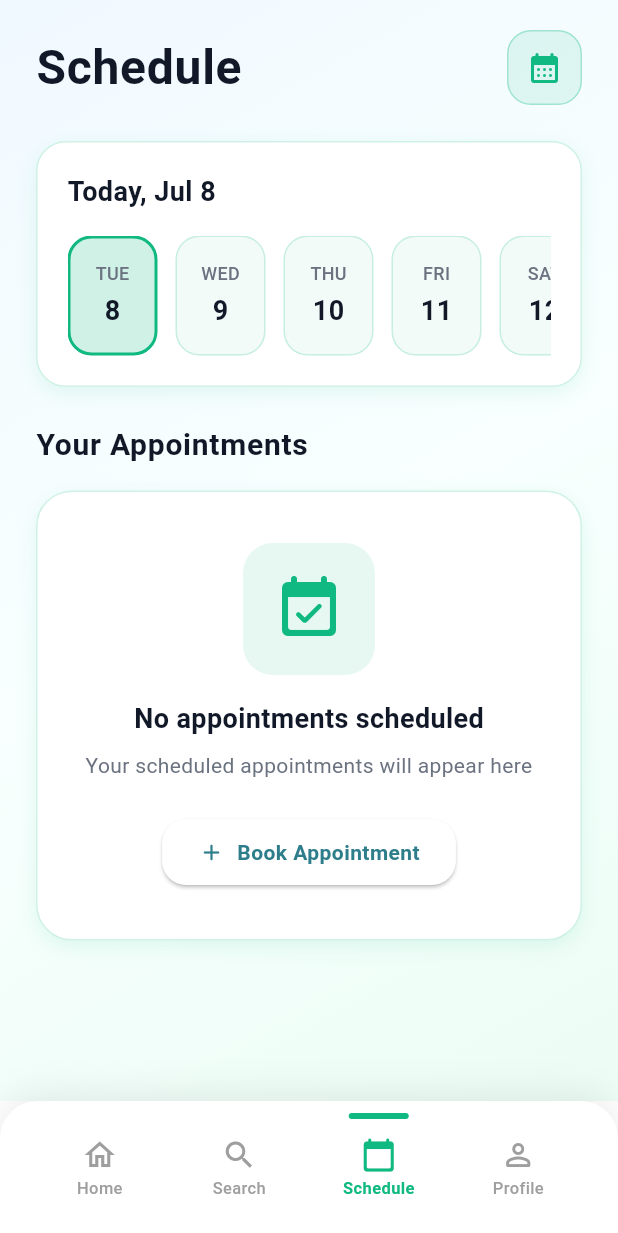
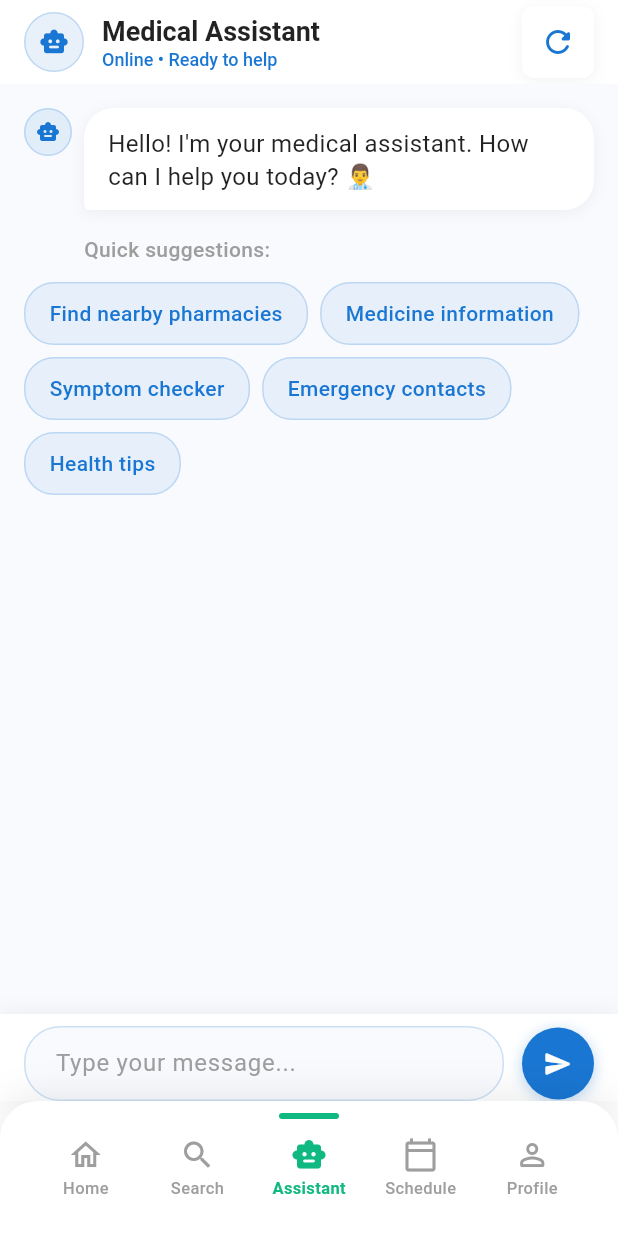
Before and after one commit to AnupamSingh2004/Prep, a Flutter app: the MainLayoutController screen opened directly, item 3 of the bottom bar chosen, on a phone screen of 412 x 824 dp. Shown: the top 1233 px of the screen. Run offline on Flutter 3.47's test engine with Material 3 defaults, Android fonts, the phone set to English and light mode, and no system bars; our stand-ins replace flutter_dotenv, flutter_secure_storage, google_sign_in, image_picker; accounts and stored records are empty; network calls fail.

Commit message:
chatbot Screen

```diff
--- /dev/null
+++ b/frontend/lib/screens/chatbot_screen.dart
@@ -0,0 +1,556 @@
+import 'package:flutter/material.dart';
+
+class ChatbotScreen extends StatefulWidget {
+  const ChatbotScreen({super.key});
+
+  @override
+  State<ChatbotScreen> createState() => _ChatbotScreenState();
+}
+
+class _ChatbotScreenState extends State<ChatbotScreen> with TickerProviderStateMixin {
+  final TextEditingController _messageController = TextEditingController();
+  final ScrollController _scrollController = ScrollController();
+  List<ChatMessage> messages = [];
+  bool _isTyping = false;
+  late AnimationController _typingAnimationController;
+
+  @override
+  void initState() {
+    super.initState();
+    _typingAnimationController = AnimationController(
+      duration: const Duration(milliseconds: 1500),
+      vsync: this,
+    )..repeat();
+
+    // Add welcome message
+    _addBotMessage("Hello! I'm your medical assistant. How can I help you today? 👨‍⚕️");
+    _addQuickReplies();
+  }
+
+  @override
+  void dispose() {
+    _messageController.dispose();
+    _scrollController.dispose();
+    _typingAnimationController.dispose();
+    super.dispose();
+  }
+
+  void _addQuickReplies() {
+    setState(() {
+      messages.add(ChatMessage(
+        text: "",
+        isUser: false,
+        timestamp: DateTime.now(),
+        isQuickReplies: true,
+        quickReplies: [
+          "Find nearby pharmacies",
+          "Medicine information",
+          "Symptom checker",
+          "Emergency contacts",
+          "Health tips",
+        ],
+      ));
+    });
+  }
+
+  void _addBotMessage(String text) {
+    setState(() {
+      messages.add(ChatMessage(
+        text: text,
+        isUser: false,
+        timestamp: DateTime.now(),
+      ));
+    });
+    _scrollToBottom();
+  }
+
+  void _addUserMessage(String text) {
+    setState(() {
+      messages.add(ChatMessage(
+        text: text,
+        isUser: true,
+        timestamp: DateTime.now(),
+      ));
+    });
+    _scrollToBottom();
+  }
+
+  void _scrollToBottom() {
+    WidgetsBinding.instance.addPostFrameCallback((_) {
+      if (_scrollController.hasClients) {
+        _scrollController.animateTo(
+          _scrollController.position.maxScrollExtent,
+          duration: const Duration(milliseconds: 300),
+          curve: Curves.easeOut,
+        );
+      }
+    });
+  }
+
+  void _sendMessage() {
+    final text = _messageController.text.trim();
+    if (text.isEmpty) return;
+
+    _addUserMessage(text);
+    _messageController.clear();
+
+    // Show typing indicator
+    setState(() {
+      _isTyping = true;
+    });
+
+    // Simulate bot response
+    Future.delayed(const Duration(milliseconds: 1500), () {
+      setState(() {
+        _isTyping = false;
+      });
+      _getBotResponse(text);
+    });
+  }
+
+  void _handleQuickReply(String reply) {
+    _addUserMessage(reply);
+
+    setState(() {
+      _isTyping = true;
+    });
+
+    Future.delayed(const Duration(milliseconds: 1000), () {
+      setState(() {
+        _isTyping = false;
+      });
+      _getBotResponse(reply);
+    });
+  }
+
+  void _getBotResponse(String userMessage) {
+    String response = "";
+
+    final message = userMessage.toLowerCase();
+
+    if (message.contains("pharmacy") || message.contains("find nearby")) {
+      response = "🏥 I found several pharmacies near you:\n\n1. MedPlus Pharmacy - 0.5 km\n2. Apollo Pharmacy - 1.2 km\n3. Guardian Healthcare - 1.8 km\n\nWould you like directions to any of these?";
+    } else if (message.contains("medicine") || message.contains("drug")) {
+      response = "💊 I can help you with medicine information. Please tell me:\n\n• Medicine name\n• Dosage information\n• Side effects\n• Drug interactions\n\nWhat would you like to know?";
+    } else if (message.contains("symptom") || message.contains("pain") || message.contains("fever")) {
+      response = "🩺 I understand you're experiencing symptoms. While I can provide general guidance, please remember:\n\n⚠️ For serious symptoms, consult a doctor immediately\n\nCan you describe your symptoms in more detail?";
+    } else if (message.contains("emergency")) {
+      response = "🚨 Emergency Contacts:\n\n• Ambulance: 108\n• National Emergency: 112\n• Poison Control: 1066\n\nFor immediate medical emergency, call 108 or visit the nearest hospital.";
+    } else if (message.contains("health tips") || message.contains("tips")) {
+      response = "💡 Here are some daily health tips:\n\n• Drink 8-10 glasses of water daily\n• Exercise for 30 minutes\n• Eat 5 servings of fruits & vegetables\n• Get 7-8 hours of sleep\n• Practice stress management\n\nWould you like specific tips for any health condition?";
+    } else if (message.contains("appointment") || message.contains("doctor")) {
+      response = "👨‍⚕️ I can help you find doctors and book appointments:\n\n• Search by specialty\n• View doctor profiles\n• Check availability\n• Book appointments\n\nWhat type of doctor are you looking for?";
+    } else {
+      response = "I'm here to help with your health-related questions! I can assist with:\n\n• Finding pharmacies & doctors\n• Medicine information\n• Health tips\n• Emergency contacts\n• Symptom guidance\n\nWhat would you like to know more about?";
+    }
+
+    _addBotMessage(response);
+  }
+
+  @override
+  Widget build(BuildContext context) {
+    return Scaffold(
+      backgroundColor: Colors.white,
+      appBar: AppBar(
+        title: Row(
+          children: [
+            Container(
+              width: 40,
+              height: 40,
+              decoration: BoxDecoration(
+                color: const Color(0xFF1976D2).withValues(alpha: 0.1),
+                borderRadius: BorderRadius.circular(20),
+                border: Border.all(
+                  color: const Color(0xFF1976D2).withValues(alpha: 0.2),
+                ),
+              ),
+              child: const Icon(
+                Icons.smart_toy_rounded,
+                color: Color(0xFF1976D2),
+                size: 20,
+              ),
+            ),
+            const SizedBox(width: 12),
+            const Expanded(
+              child: Column(
+                crossAxisAlignment: CrossAxisAlignment.start,
+                children: [
+                  Text(
+                    "Medical Assistant",
+                    style: TextStyle(
+                      fontSize: 18,
+                      fontWeight: FontWeight.w600,
+                      color: Colors.black87,
+                    ),
+                  ),
+                  Text(
+                    "Online • Ready to help",
+                    style: TextStyle(
+                      fontSize: 12,
+                      color: Color(0xFF1976D2),
+                      fontWeight: FontWeight.w500,
+                    ),
+                  ),
+                ],
+              ),
+            ),
+          ],
+        ),
+        backgroundColor: Colors.white,
+        elevation: 0,
+        iconTheme: const IconThemeData(color: Colors.black87),
+        actions: [
+          Container(
+            margin: const EdgeInsets.only(right: 16),
+            decoration: BoxDecoration(
+              color: Colors.white,
+              borderRadius: BorderRadius.circular(8),
+              boxShadow: [
+                BoxShadow(
+                  color: Colors.black.withValues(alpha: 0.05),
+                  blurRadius: 8,
+                  offset: const Offset(0, 2),
+                ),
+              ],
+            ),
+            child: IconButton(
+              onPressed: () {
+                setState(() {
+                  messages.clear();
+                });
+                _addBotMessage("Chat cleared! How can I help you today? 👨‍⚕️");
+                _addQuickReplies();
+              },
+              icon: const Icon(
+                Icons.refresh_rounded,
+                color: Color(0xFF1976D2),
+              ),
+              tooltip: "Clear chat",
+            ),
+          ),
+        ],
+      ),
+      body: Column(
+        children: [
+          // Chat Messages
+          Expanded(
+            child: Container(
+              color: const Color(0xFFF8FAFE),
+              child: ListView.builder(
+                controller: _scrollController,
+                padding: const EdgeInsets.all(16).copyWith(
+                  bottom: 1, // Reduced bottom padding
+                ),
+                itemCount: messages.length + (_isTyping ? 1 : 0),
+                itemBuilder: (context, index) {
+                  if (index == messages.length && _isTyping) {
+                    return _buildTypingIndicator();
+                  }
+
+                  final message = messages[index];
+                  return _buildMessageBubble(message);
+                },
+              ),
+            ),
+          ),
+
+          // Input Area - Fixed positioning with proper spacing
+          Container(
+            padding: const EdgeInsets.fromLTRB(16, 8, 16, 0),
+            decoration: BoxDecoration(
+              color: Colors.white,
+              boxShadow: [
+                BoxShadow(
+                  color: Colors.black.withValues(alpha: 0.05),
+                  blurRadius: 10,
+                  offset: const Offset(0, -2),
+                ),
+              ],
+            ),
+            child: SafeArea(
+              top: false,
+              child: Padding(
+                padding: const EdgeInsets.only(bottom: 0),
+                child: Row(
+                  children: [
+                    Expanded(
+                      child: Container(
+                        decoration: BoxDecoration(
+                          color: const Color(0xFFF8FAFE),
+                          borderRadius: BorderRadius.circular(24),
+                          border: Border.all(
+                            color: const Color(0xFF1976D2).withValues(alpha: 0.2),
+                          ),
+                        ),
+                        child: TextField(
+                          controller: _messageController,
+                          decoration: const InputDecoration(
+                            hintText: "Type your message...",
+                            border: InputBorder.none,
+                            contentPadding: EdgeInsets.symmetric(
+                              horizontal: 20,
+                              vertical: 12,
+                            ),
+                            hintStyle: TextStyle(color: Colors.grey),
+                          ),
+                          maxLines: null,
+                          onSubmitted: (_) => _sendMessage(),
+                        ),
+                      ),
+                    ),
+                    const SizedBox(width: 12),
+                    Container(
+                      width: 48,
+                      height: 48,
+                      decoration: BoxDecoration(
+                        color: const Color(0xFF1976D2),
+                        borderRadius: BorderRadius.circular(24),
+                        boxShadow: [
+                          BoxShadow(
+                            color: const Color(0xFF1976D2).withValues(alpha: 0.3),
+                            blurRadius: 8,
+                            offset: const Offset(0, 2),
+                          ),
+                        ],
+                      ),
+                      child: IconButton(
+                        onPressed: _sendMessage,
+                        icon: const Icon(
+                          Icons.send_rounded,
+                          color: Colors.white,
+                          size: 20,
+                        ),
+                      ),
+                    ),
+                  ],
+                ),
+              ),
+            ),
+          ),
+        ],
+      ),
+    );
+  }
+
+  Widget _buildMessageBubble(ChatMessage message) {
+    if (message.isQuickReplies) {
+      return _buildQuickReplies(message.quickReplies ?? []);
+    }
+
+    return Container(
+      margin: const EdgeInsets.only(bottom: 16),
+      child: Row(
+        mainAxisAlignment: message.isUser
+          ? MainAxisAlignment.end
+          : MainAxisAlignment.start,
+        crossAxisAlignment: CrossAxisAlignment.start,
+        children: [
+          if (!message.isUser) ...[
+            Container(
+              width: 32,
+              height: 32,
+              decoration: BoxDecoration(
+                color: const Color(0xFF1976D2).withValues(alpha: 0.1),
+                borderRadius: BorderRadius.circular(16),
+                border: Border.all(
+                  color: const Color(0xFF1976D2).withValues(alpha: 0.2),
+                ),
+              ),
+              child: const Icon(
+                Icons.smart_toy_rounded,
+                color: Color(0xFF1976D2),
+                size: 16,
+              ),
+            ),
+            const SizedBox(width: 8),
+          ],
+          Flexible(
+            child: Container(
+              padding: const EdgeInsets.symmetric(horizontal: 16, vertical: 12),
+              decoration: BoxDecoration(
+                color: message.isUser
+                  ? const Color(0xFF1976D2)
+                  : Colors.white,
+                borderRadius: BorderRadius.circular(20).copyWith(
+                  bottomLeft: message.isUser ? const Radius.circular(20) : const Radius.circular(4),
+                  bottomRight: message.isUser ? const Radius.circular(4) : const Radius.circular(20),
+                ),
+                boxShadow: [
+                  BoxShadow(
+                    color: Colors.black.withValues(alpha: 0.05),
+                    blurRadius: 8,
+                    offset: const Offset(0, 2),
+                  ),
+                ],
+              ),
+              child: Text(
+                message.text,
+                style: TextStyle(
+                  color: message.isUser ? Colors.white : Colors.black87,
+                  fontSize: 16,
+                  height: 1.4,
+                ),
+              ),
+            ),
+          ),
+          if (message.isUser) ...[
+            const SizedBox(width: 8),
+            Container(
+              width: 32,
+              height: 32,
+              decoration: BoxDecoration(
+                color: Colors.grey[100],
+                borderRadius: BorderRadius.circular(16),
+              ),
+              child: Icon(
+                Icons.person,
+                color: Colors.grey[600],
+                size: 16,
+              ),
+            ),
+          ],
+        ],
+      ),
+    );
+  }
+
+  Widget _buildQuickReplies(List<String> replies) {
+    return Container(
+      margin: const EdgeInsets.only(bottom: 16),
+      child: Column(
+        crossAxisAlignment: CrossAxisAlignment.start,
+        children: [
+          const Padding(
+            padding: EdgeInsets.only(left: 40, bottom: 12),
+            child: Text(
+              "Quick suggestions:",
+              style: TextStyle(
+                fontSize: 14,
+                color: Colors.grey,
+                fontWeight: FontWeight.w500,
+              ),
+            ),
+          ),
+          Wrap(
+            spacing: 8,
+            runSpacing: 8,
+            children: replies.map((reply) {
+              return GestureDetector(
+                onTap: () => _handleQuickReply(reply),
+                child: Container(
+                  padding: const EdgeInsets.symmetric(horizontal: 16, vertical: 10),
+                  decoration: BoxDecoration(
+                    color: const Color(0xFF1976D2).withValues(alpha: 0.08),
+                    borderRadius: BorderRadius.circular(20),
+                    border: Border.all(
+                      color: const Color(0xFF1976D2).withValues(alpha: 0.2),
+                    ),
+                  ),
+                  child: Text(
+                    reply,
+                    style: const TextStyle(
+                      color: Color(0xFF1976D2),
+                      fontWeight: FontWeight.w500,
+                      fontSize: 14,
+                    ),
+                  ),
+                ),
+              );
+            }).toList(),
+          ),
+        ],
+      ),
+    );
+  }
+
+  Widget _buildTypingIndicator() {
+    return Container(
+      margin: const EdgeInsets.only(bottom: 16),
+      child: Row(
+        children: [
+          Container(
+            width: 32,
+            height: 32,
+            decoration: BoxDecoration(
+              color: const Color(0xFF1976D2).withValues(alpha: 0.1),
+              borderRadius: BorderRadius.circular(16),
+              border: Border.all(
+                color: const Color(0xFF1976D2).withValues(alpha: 0.2),
+              ),
+            ),
+            child: const Icon(
+              Icons.smart_toy_rounded,
+              color: Color(0xFF1976D2),
+              size: 16,
+            ),
+          ),
+          const SizedBox(width: 8),
+          Container(
+            padding: const EdgeInsets.symmetric(horizontal: 16, vertical: 12),
+            decoration: BoxDecoration(
+              color: Colors.white,
+              borderRadius: BorderRadius.circular(20).copyWith(
+                bottomLeft: const Radius.circular(4),
+              ),
+              boxShadow: [
+                BoxShadow(
+                  color: Colors.black.withValues(alpha: 0.05),
+                  blurRadius: 8,
+                  offset: const Offset(0, 2),
+                ),
+              ],
+            ),
+            child: Row(
+              mainAxisSize: MainAxisSize.min,
+              children: [
+                AnimatedBuilder(
+                  animation: _typingAnimationController,
+                  builder: (context, child) {
+                    return Row(
+                      children: List.generate(3, (index) {
+                        final delay = index * 0.2;
+                        final animationValue = (_typingAnimationController.value - delay).clamp(0.0, 1.0);
+                        final opacity = (animationValue * 2).clamp(0.0, 1.0);
+
+                        return Container(
+                          margin: const EdgeInsets.only(right: 4),
+                          child: Opacity(
+                            opacity: opacity > 1 ? 2 - opacity : opacity,
+                            child: Container(
+                              width: 6,
+                              height: 6,
+                              decoration: const BoxDecoration(
+                                color: Color(0xFF1976D2),
+                                shape: BoxShape.circle,
+                              ),
+                            ),
+                          ),
+                        );
+                      }),
+                    );
+                  },
+                ),
+              ],
+            ),
+          ),
+        ],
+      ),
+    );
+  }
+}
+
+class ChatMessage {
+  final String text;
+  final bool isUser;
+  final DateTime timestamp;
+  final bool isQuickReplies;
+  final List<String>? quickReplies;
+
+  ChatMessage({
+    required this.text,
+    required this.isUser,
+    required this.timestamp,
+    this.isQuickReplies = false,
+    this.quickReplies,
+  });
+}
--- a/frontend/lib/screens/profile_screen.dart
+++ b/frontend/lib/screens/profile_screen.dart
@@ -3,6 +3,7 @@ import '../services/api_service.dart';
 import 'upload_prescription_screen.dart';
 import 'my_prescriptions_screen.dart';
 import 'health_check_screen.dart';
+import 'chatbot_screen.dart';
 import 'package:url_launcher/url_launcher.dart';
 
 class ProfileScreen extends StatefulWidget {
--- a/frontend/lib/services/navigation_service.dart
+++ b/frontend/lib/services/navigation_service.dart
@@ -33,6 +33,7 @@ class AppRoutes {
   static const String search = '/search';
   static const String schedule = '/schedule';
   static const String profile = '/profile';
+  static const String chatbot = '/chatbot';
   static const String login = '/login';
   static const String register = '/register';
   static const String authWrapper = '/';
@@ -78,6 +79,13 @@ class NavigationConfig {
       activeColor: Color(0xFF059669), // Darker green
     ),
     BottomNavItem(
+      icon: Icons.smart_toy_outlined,
+      activeIcon: Icons.smart_toy_rounded,
+      label: 'Assistant',
+      route: AppRoutes.chatbot,
+      activeColor: Color(0xFF2E7D32), // Medical assistant green
+    ),
+    BottomNavItem(
       icon: Icons.calendar_today_outlined,
       activeIcon: Icons.calendar_today_rounded,
       label: 'Schedule',
--- a/frontend/lib/widgets/main_layout.dart
+++ b/frontend/lib/widgets/main_layout.dart
@@ -6,6 +6,7 @@ import '../models/user_model.dart';
 import '../widgets/home_page_wrapper.dart';
 import '../screens/search_page.dart';
 import '../screens/schedule_page.dart';
+import '../screens/chatbot_screen.dart';
 import '../widgets/modern_bottom_nav.dart';
 
 class MainLayout extends StatelessWidget {
@@ -75,6 +76,7 @@ class _MainLayoutControllerState extends State<MainLayoutController>
     _pages.addAll([
       _buildHomePage(),
       _buildSearchPage(),
+      _buildChatbotPage(),
       _buildSchedulePage(),
       _buildProfilePage(),
     ]);
@@ -221,6 +223,10 @@ class _MainLayoutControllerState extends State<MainLayoutController>
     return const SearchPage();
   }
 
+  Widget _buildChatbotPage() {
+    return const ChatbotScreen();
+  }
+
   Widget _buildSchedulePage() {
     return const SchedulePage();
   }
```
